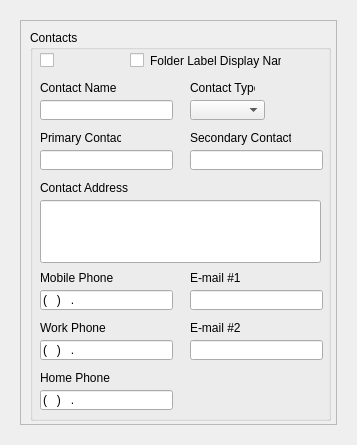
azithinkiam/brsgis_plugin, file UI/brs_contacts.ui: the form before one commit.
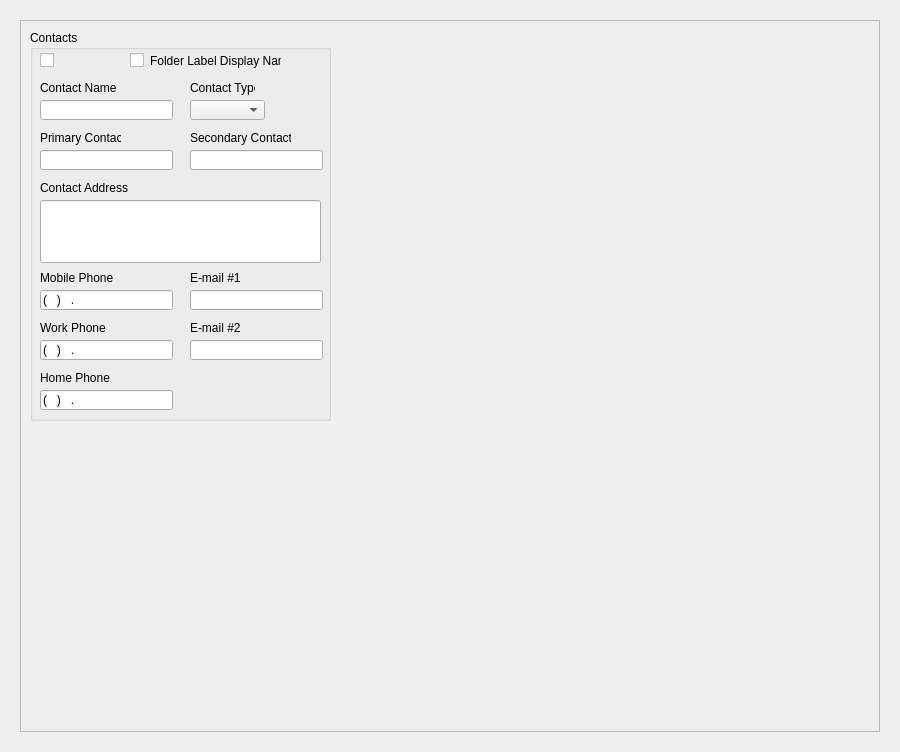
The form after the commit. Icons and pictures are not drawn. Custom widgets are drawn as their Qt base class.

What changed in the file:
```diff
--- a/UI/brs_contacts.ui
+++ b/UI/brs_contacts.ui
@@ -6,8 +6,8 @@
    <rect>
     <x>0</x>
     <y>0</y>
-    <width>357</width>
-    <height>445</height>
+    <width>900</width>
+    <height>752</height>
    </rect>
   </property>
   <property name="windowTitle">
```
Left out of the diff: 10 changed lines with no effect on the pictures.
